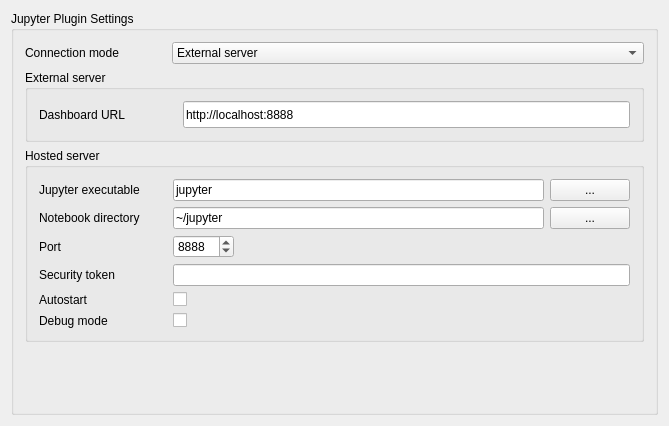
Before: the Qt Designer form source/EXTENSIONS/JUPYTER/source/jupyterPreferences.ui in BALL-Project/ball, drawn with Qt 5.
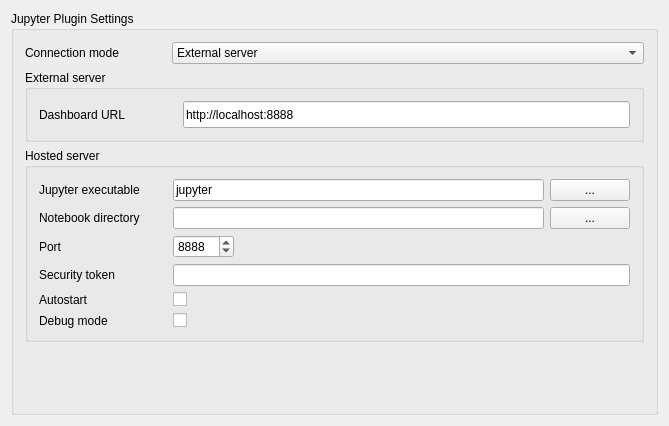
After: the same form once the commit is applied.

Commit message: [Jupyter] Fix: Unset default notebook dir The notebook server won't start if a invalid directory is given (which is almost always the case with the old default value)

What changed in the file:
```diff
--- a/source/EXTENSIONS/JUPYTER/source/jupyterPreferences.ui
+++ b/source/EXTENSIONS/JUPYTER/source/jupyterPreferences.ui
@@ -213,7 +213,7 @@
               <string>&lt;html&gt;&lt;head/&gt;&lt;body&gt;&lt;p&gt;Root directory of the Jupyter dashboard&lt;/p&gt;&lt;/body&gt;&lt;/html&gt;</string>
              </property>
              <property name="text">
-              <string>~/jupyter</string>
+              <string/>
              </property>
             </widget>
            </item>
```
